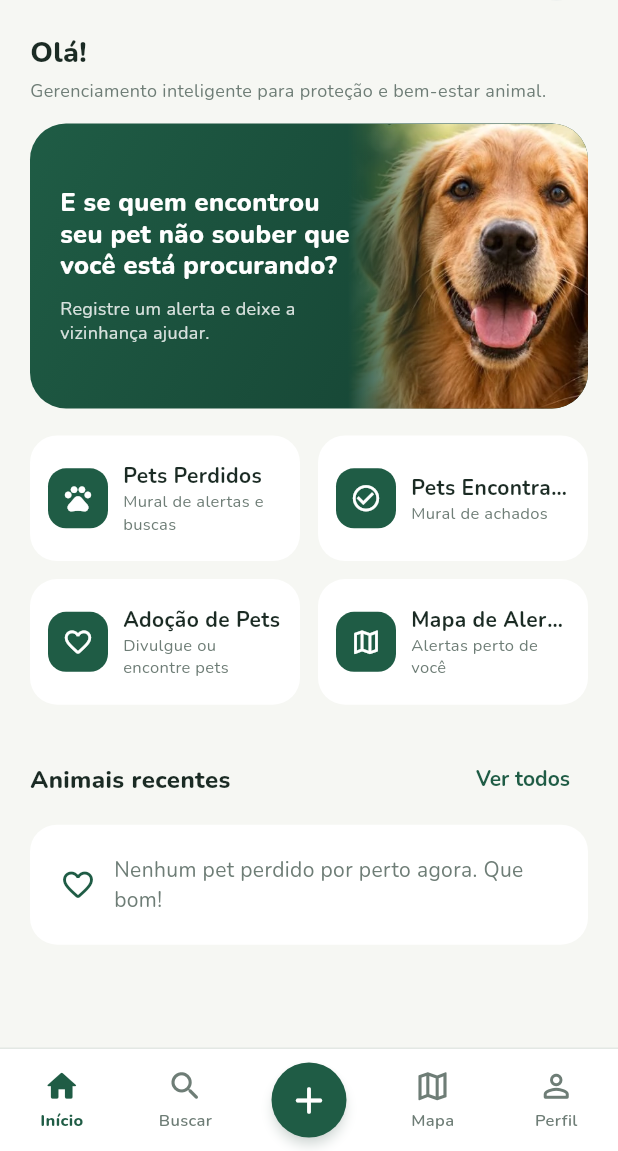
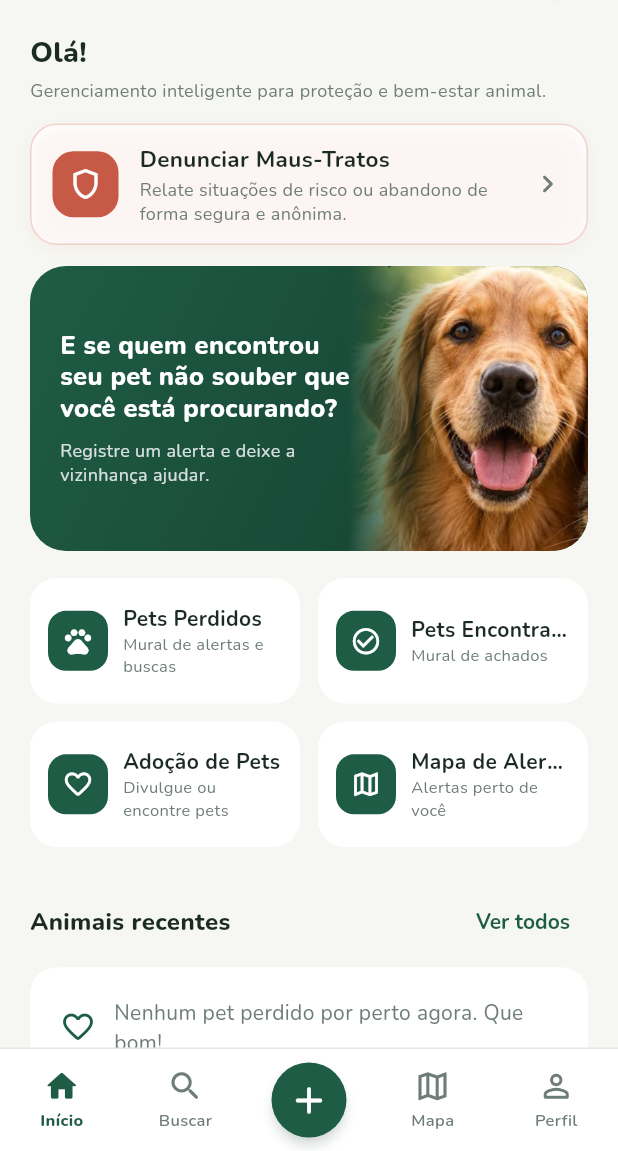
Before and after one commit to MauroCarmo/orelinhas, a Flutter app: the screen it shows once a user with an empty profile is signed in, on a phone screen of 412 x 824 dp, the part 85-1236 px from its top. Run offline on Flutter 3.47's test engine with Material 3 defaults, Android fonts, the phone set to English and light mode, and no system bars; our stand-ins replace flutter_map, flutter_riverpod, geolocator, go_router, google_fonts, image_picker and 2 more; accounts and stored records are empty.

Commit message:
feat(home): add report abuse responsive card and informational screen with direct call and web redirects

```diff
--- a/lib/core/routing/app_router.dart
+++ b/lib/core/routing/app_router.dart
@@ -18,6 +18,7 @@ import '../../features/pet_found/presentation/screens/create_pet_found_screen.da
 import '../../features/pet_found/presentation/screens/pet_found_map_screen.dart';
 import '../../features/pet_adoption/presentation/screens/pet_adoption_list_screen.dart';
 import '../../features/pet_adoption/presentation/screens/create_pet_adoption_screen.dart';
+import '../../features/home/presentation/screens/report_abuse_screen.dart';
 import '../../features/notification/presentation/screens/notification_list_screen.dart';
 import '../../features/pet_recognition/presentation/screens/pet_match_results_screen.dart';
 import '../../features/pet_recognition/presentation/screens/pet_match_detail_screen.dart';
@@ -201,6 +202,10 @@ final goRouterProvider = Provider<GoRouter>((ref) {
         builder: (context, state) => const NotificationListScreen(),
       ),
       GoRoute(
+        path: AppRoutes.reportAbuse,
+        builder: (context, state) => const ReportAbuseScreen(),
+      ),
+      GoRoute(
         path: '/pet-matches/:id',
         builder: (context, state) {
           final id = state.pathParameters['id']!;
--- a/lib/core/routing/app_routes.dart
+++ b/lib/core/routing/app_routes.dart
@@ -55,4 +55,7 @@ class AppRoutes {
 
   // Rota para central de notificações
   static const String notifications = '/notifications';
+
+  // Rota para canais de denúncia de maus-tratos
+  static const String reportAbuse = '/report-abuse';
 }
--- a/lib/features/home/presentation/screens/home_screen.dart
+++ b/lib/features/home/presentation/screens/home_screen.dart
@@ -52,6 +52,10 @@ class HomeScreen extends ConsumerWidget {
               Text(
                 'Gerenciamento inteligente para proteção e bem-estar animal.',
                 style: AppTextStyles.bodySmall(color: AppColors.textSecondary),
+              ),
+              const SizedBox(height: 14),
+              _ReportAbuseBanner(
+                onTap: () => context.push(AppRoutes.reportAbuse),
               ),
               const SizedBox(height: 14),
               const _HeroCard(),
@@ -354,3 +358,80 @@ class _RoundIconButton extends StatelessWidget {
     );
   }
 }
+
+class _ReportAbuseBanner extends StatelessWidget {
+  final VoidCallback onTap;
+
+  const _ReportAbuseBanner({required this.onTap});
+
+  @override
+  Widget build(BuildContext context) {
+    return Material(
+      color: AppColors.surfaceLight,
+      borderRadius: BorderRadius.circular(18),
+      elevation: 0,
+      child: InkWell(
+        onTap: onTap,
+        borderRadius: BorderRadius.circular(18),
+        child: Container(
+          padding: const EdgeInsets.symmetric(horizontal: 14, vertical: 12),
+          decoration: BoxDecoration(
+            borderRadius: BorderRadius.circular(18),
+            border: Border.all(color: const Color(0xFFF2D1CC)),
+            boxShadow: [
+              BoxShadow(
+                color: const Color(0xFFC75A47).withAlpha(15),
+                blurRadius: 10,
+                offset: const Offset(0, 3),
+              ),
+            ],
+          ),
+          child: Row(
+            children: [
+              Container(
+                width: 44,
+                height: 44,
+                decoration: BoxDecoration(
+                  color: const Color(0xFFC75A47),
+                  borderRadius: BorderRadius.circular(14),
+                ),
+                child: const Icon(
+                  Icons.shield_outlined,
+                  color: Colors.white,
+                  size: 24,
+                ),
+              ),
+              const SizedBox(width: 14),
+              Expanded(
+                child: Column(
+                  crossAxisAlignment: CrossAxisAlignment.start,
+                  children: [
+                    Text(
+                      'Denunciar Maus-Tratos',
+                      style: AppTextStyles.heading3(color: AppColors.textPrimary),
+                    ),
+                    const SizedBox(height: 2),
+                    Text(
+                      'Relate situações de risco ou abandono de forma segura e anônima.',
+                      style: AppTextStyles.bodySmall(
+                        color: AppColors.textSecondary,
+                      ),
+                      maxLines: 2,
+                      overflow: TextOverflow.ellipsis,
+                    ),
+                  ],
+                ),
+              ),
+              const SizedBox(width: 8),
+              const Icon(
+                Icons.chevron_right_rounded,
+                color: AppColors.textSecondary,
+                size: 24,
+              ),
+            ],
+          ),
+        ),
+      ),
+    );
+  }
+}
```
Also changed, not shown: lib/features/home/presentation/screens/report_abuse_screen.dart (added, +312 -0 lines).
